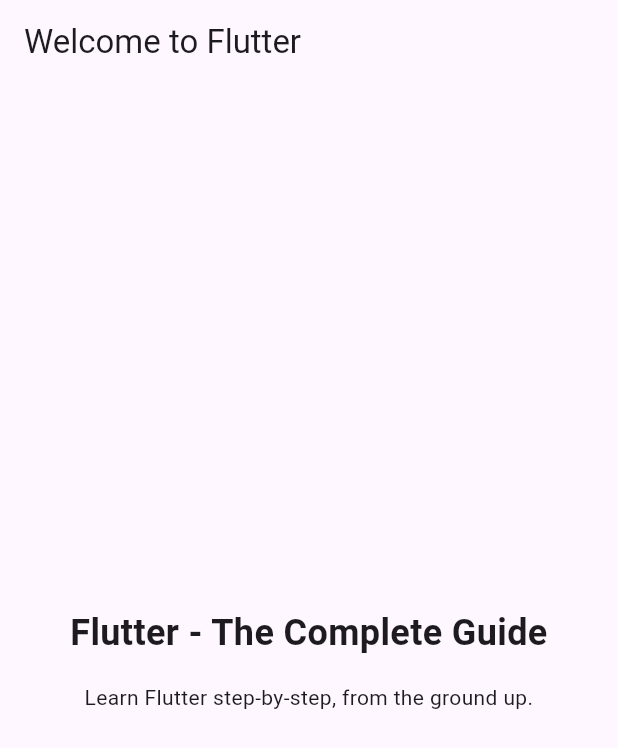
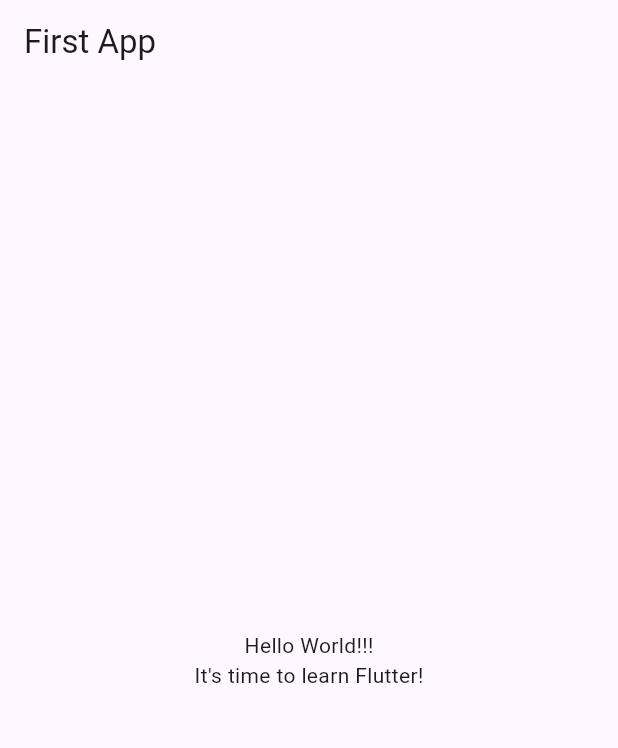
Before and after one commit to Price3258/udemy_flutter, a Flutter app: the screen it shows after launch, on a phone screen of 412 x 824 dp. Shown: the top 748 px of the screen. Run offline on Flutter 3.47's test engine with Material 3 defaults, Android fonts, the phone set to English and light mode, and no system bars.

Commit message:
refactor: main수정

```diff
--- a/first_app/lib/main.dart
+++ b/first_app/lib/main.dart
@@ -4,42 +4,22 @@ void main() {
   runApp(const MyApp());
 }
 
-// With Flutter, you create user interfaces by combining "widgets"
-// You'll learn all about them (and much more) throughout this course!
 class MyApp extends StatelessWidget {
   const MyApp({super.key});
 
-  // Every custom widget must have a build() method
-  // It tells Flutter, which widgets make up your custom widget
-  // Again: You'll learn all about that throughout the course!
   @override
   Widget build(BuildContext context) {
-    // Below, a bunch of built-in widgets are used (provided by Flutter)
-    // They will be explained in the next sections
-    // In this course, you will, of course, not just use them a lot but
-    // also learn about many other widgets!
     return MaterialApp(
-      title: 'Flutter First App',
-      theme: ThemeData(useMaterial3: true),
+      title: 'Flutter Demo',
+      theme: ThemeData(primarySwatch: Colors.blue),
       home: Scaffold(
-        appBar: AppBar(title: const Text('Welcome to Flutter')),
-        body: Container(
-          width: double.infinity,
-          padding: const EdgeInsets.all(12),
+        appBar: AppBar(title: const Text('First App')),
+        body: Center(
           child: Column(
             mainAxisAlignment: MainAxisAlignment.center,
-            crossAxisAlignment: CrossAxisAlignment.center,
             children: const [
-              Text(
-                'Flutter - The Complete Guide',
-                textAlign: TextAlign.center,
-                style: TextStyle(fontSize: 24, fontWeight: FontWeight.bold),
-              ),
-              SizedBox(height: 16),
-              Text(
-                'Learn Flutter step-by-step, from the ground up.',
-                textAlign: TextAlign.center,
-              ),
+              Text('Hello World!!!'),
+              Text('It\'s time to learn Flutter!'),
             ],
           ),
         ),
```
